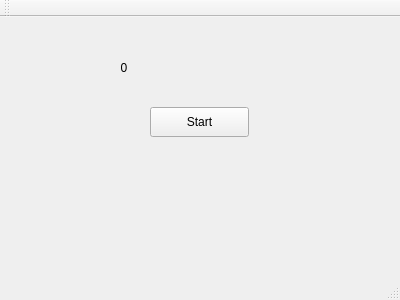
Qt form gui.ui (rayofthestorm/Lauflicht) before a commit.
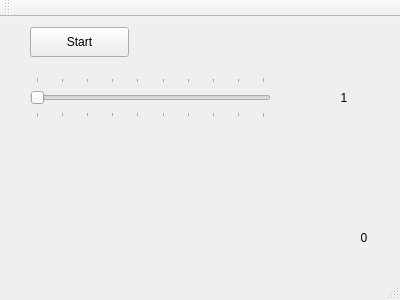
The same form after that commit.

The edit to the form file:
```diff
--- a/gui.ui
+++ b/gui.ui
@@ -17,8 +17,8 @@
    <widget class="QPushButton" name="startButton">
     <property name="geometry">
      <rect>
-      <x>150</x>
-      <y>90</y>
+      <x>30</x>
+      <y>10</y>
       <width>99</width>
       <height>30</height>
      </rect>
@@ -30,8 +30,8 @@
    <widget class="QLabel" name="blinkLable">
     <property name="geometry">
      <rect>
-      <x>90</x>
-      <y>40</y>
+      <x>330</x>
+      <y>210</y>
       <width>68</width>
       <height>22</height>
      </rect>
@@ -43,6 +43,47 @@
      <set>Qt::AlignCenter</set>
     </property>
    </widget>
+   <widget class="QSlider" name="SpeedSlider">
+    <property name="geometry">
+     <rect>
+      <x>30</x>
+      <y>60</y>
+      <width>241</width>
+      <height>41</height>
+     </rect>
+    </property>
+    <property name="minimum">
+     <number>1</number>
+    </property>
+    <property name="maximum">
+     <number>10</number>
+    </property>
+    <property name="orientation">
+     <enum>Qt::Horizontal</enum>
+    </property>
+    <property name="tickPosition">
+     <enum>QSlider::TicksBothSides</enum>
+    </property>
+    <property name="tickInterval">
+     <number>1</number>
+    </property>
+   </widget>
+   <widget class="QLabel" name="speedLabel">
+    <property name="geometry">
+     <rect>
+      <x>310</x>
+      <y>70</y>
+      <width>68</width>
+      <height>22</height>
+     </rect>
+    </property>
+    <property name="text">
+     <string>1</string>
+    </property>
+    <property name="alignment">
+     <set>Qt::AlignCenter</set>
+    </property>
+   </widget>
   </widget>
   <widget class="QMenuBar" name="menuBar">
    <property name="geometry">
```
Left out of the diff: 19 changed lines with no effect on the pictures.
